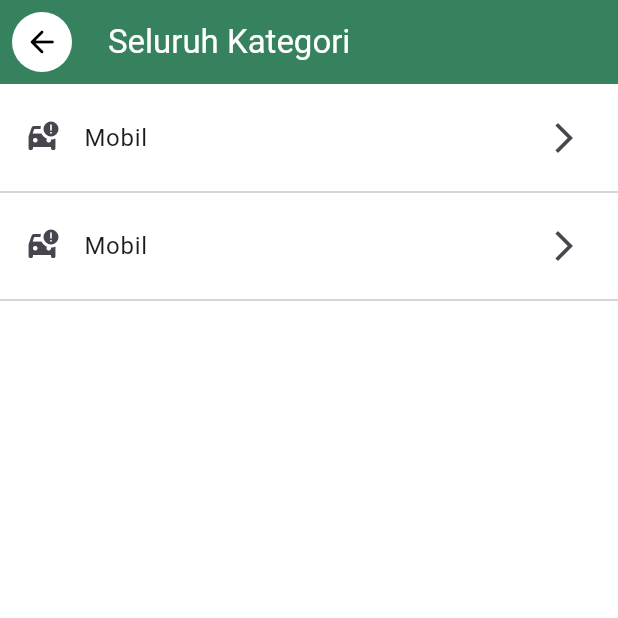
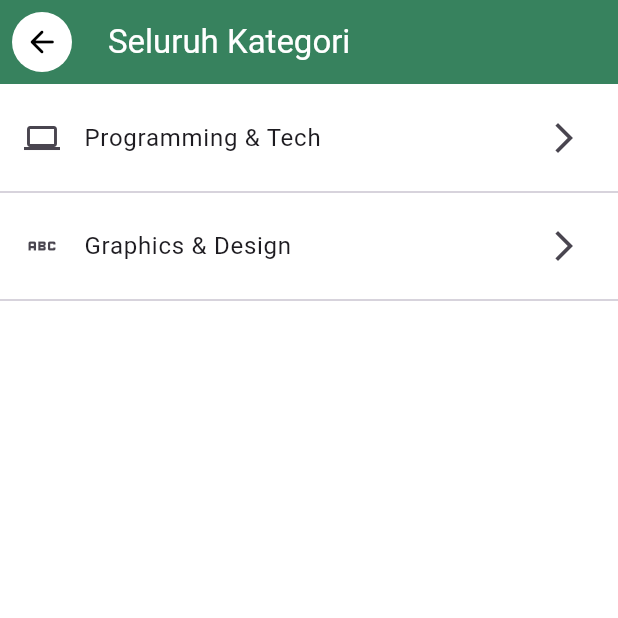
Before and after one commit to NaufalParamaRafif/project-kel-8, a Flutter app: the screen it shows after launch, on a phone screen of 412 x 824 dp, the top half of it. Run offline on Flutter 3.47's test engine with Material 3 defaults, Android fonts, the phone set to English and light mode, and no system bars.

Commit message:
benerin icon

```diff
--- a/lib/pages/seluruh_kategori.dart
+++ b/lib/pages/seluruh_kategori.dart
@@ -32,16 +32,16 @@ class SeluruhKategoriPage extends StatelessWidget {
                 height: 8,
               ),
               ListTile(
-                leading: Icon(Icons.car_crash),
+                leading: Icon(Icons.laptop),
                 onTap: () {},
-                title: Text('Mobil'),
+                title: Text('Programming & Tech'),
                 trailing: Icon(Icons.arrow_forward_ios),
               ),
               Divider(),
               ListTile(
-                leading: Icon(Icons.car_crash),
+                leading: Icon(Icons.abc),
                 onTap: () {},
-                title: Text('Mobil'),
+                title: Text('Graphics & Design'),
                 trailing: Icon(Icons.arrow_forward_ios),
               ),
               Divider(),
```
